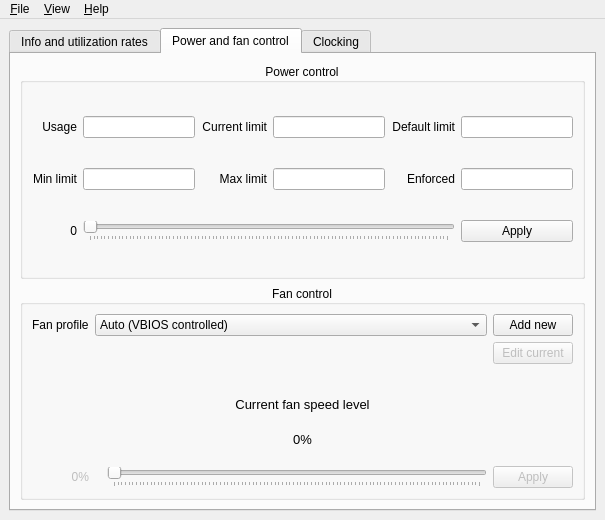
Old version of the form ui/mainwindow.ui in the repository AlexandrAlexeev7119/NvCtrl-linux.
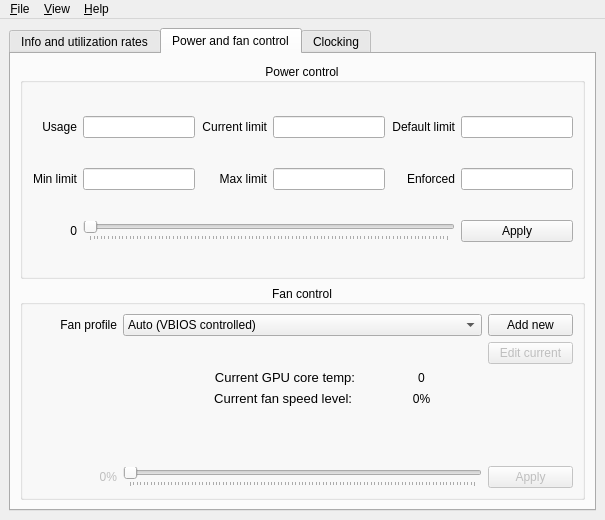
New version of the form. The open tabs and pages were chosen to show the change. Icons and pictures are not drawn.

Commit message: added current GPU core temp

What changed in the file:
```diff
--- a/ui/mainwindow.ui
+++ b/ui/mainwindow.ui
@@ -574,38 +574,7 @@
            <set>Qt::AlignCenter</set>
           </property>
           <layout class="QGridLayout" name="gridLayout_6">
-           <item row="3" column="0" colspan="5">
-            <widget class="QLabel" name="label_current_fan_speed_level">
-             <property name="font">
-              <font>
-               <pointsize>10</pointsize>
-               <bold>false</bold>
-              </font>
-             </property>
-             <property name="text">
-              <string>Current fan speed level</string>
-             </property>
-             <property name="alignment">
-              <set>Qt::AlignBottom|Qt::AlignHCenter</set>
-             </property>
-            </widget>
-           </item>
-           <item row="4" column="0" colspan="5">
-            <widget class="QLabel" name="label_current_fan_speed">
-             <property name="font">
-              <font>
-               <pointsize>10</pointsize>
-              </font>
-             </property>
-             <property name="text">
-              <string>0%</string>
-             </property>
-             <property name="alignment">
-              <set>Qt::AlignCenter</set>
-             </property>
-            </widget>
-           </item>
-           <item row="6" column="4">
+           <item row="9" column="5">
             <widget class="QPushButton" name="pushButton_apply_fan_speed">
              <property name="enabled">
               <bool>false</bool>
@@ -615,14 +584,21 @@
              </property>
             </widget>
            </item>
-           <item row="1" column="0">
-            <widget class="QLabel" name="label_select_fan_profile">
-             <property name="text">
-              <string>Fan profile</string>
-             </property>
+           <item row="1" column="1" colspan="4">
+            <widget class="QComboBox" name="comboBox_select_fan_profile">
+             <item>
+              <property name="text">
+               <string>Auto (VBIOS controlled)</string>
+              </property>
+             </item>
+             <item>
+              <property name="text">
+               <string>Manual</string>
+              </property>
+             </item>
             </widget>
            </item>
-           <item row="6" column="3">
+           <item row="9" column="1" colspan="4">
             <widget class="QSlider" name="horizontalSlider_set_fan_speed">
              <property name="enabled">
               <bool>false</bool>
@@ -641,7 +617,7 @@
              </property>
             </widget>
            </item>
-           <item row="6" column="0">
+           <item row="9" column="0">
             <widget class="QLabel" name="label_set_fan_speed_slider_indicator">
              <property name="enabled">
               <bool>false</bool>
@@ -654,28 +630,14 @@
              </property>
             </widget>
            </item>
-           <item row="1" column="1" colspan="3">
-            <widget class="QComboBox" name="comboBox_select_fan_profile">
-             <item>
-              <property name="text">
-               <string>Auto (VBIOS controlled)</string>
-              </property>
-             </item>
-             <item>
-              <property name="text">
-               <string>Manual</string>
-              </property>
-             </item>
-            </widget>
-           </item>
-           <item row="1" column="4">
+           <item row="1" column="5">
             <widget class="QPushButton" name="pushButton_add_new_fan_profile">
              <property name="text">
               <string>Add new</string>
              </property>
             </widget>
            </item>
-           <item row="2" column="4">
+           <item row="3" column="5">
             <widget class="QPushButton" name="pushButton_edit_current_fan_profile">
              <property name="enabled">
               <bool>false</bool>
@@ -685,6 +647,72 @@
              </property>
             </widget>
            </item>
+           <item row="1" column="0">
+            <widget class="QLabel" name="label_select_fan_profile">
+             <property name="text">
+              <string>Fan profile</string>
+             </property>
+             <property name="alignment">
+              <set>Qt::AlignRight|Qt::AlignTrailing|Qt::AlignVCenter</set>
+             </property>
+            </widget>
+           </item>
+           <item row="4" column="2" colspan="3">
+            <layout class="QFormLayout" name="formLayout">
+             <item row="0" column="0">
+              <widget class="QLabel" name="label_current_gpu_core_temp">
+               <property name="font">
+                <font>
+                 <pointsize>10</pointsize>
+                 <bold>false</bold>
+                </font>
+               </property>
+               <property name="text">
+                <string>Current GPU core temp:</string>
+               </property>
+               <property name="alignment">
+                <set>Qt::AlignBottom|Qt::AlignRight|Qt::AlignTrailing</set>
+               </property>
+              </widget>
+             </item>
+             <item row="1" column="0">
+              <widget class="QLabel" name="label_current_fan_speed_level">
+               <property name="font">
+                <font>
+                 <pointsize>10</pointsize>
+                 <bold>false</bold>
+                </font>
+               </property>
+               <property name="text">
+                <string>Current fan speed level:</string>
+               </property>
+               <property name="alignment">
+                <set>Qt::AlignBottom|Qt::AlignRight|Qt::AlignTrailing</set>
+               </property>
+              </widget>
+             </item>
+             <item row="0" column="1">
+              <widget class="QLabel" name="label_current_gpu_core_temp_value">
+               <property name="text">
+                <string>0</string>
+               </property>
+               <property name="alignment">
+                <set>Qt::AlignCenter</set>
+               </property>
+              </widget>
+             </item>
+             <item row="1" column="1">
+              <widget class="QLabel" name="label_current_fan_speed_level_value">
+               <property name="text">
+                <string>0%</string>
+               </property>
+               <property name="alignment">
+                <set>Qt::AlignCenter</set>
+               </property>
+              </widget>
+             </item>
+            </layout>
+           </item>
           </layout>
          </widget>
         </item>
```
Left out of the diff: 122 changed lines with no effect on the pictures. The commit also changes 5 other files.
